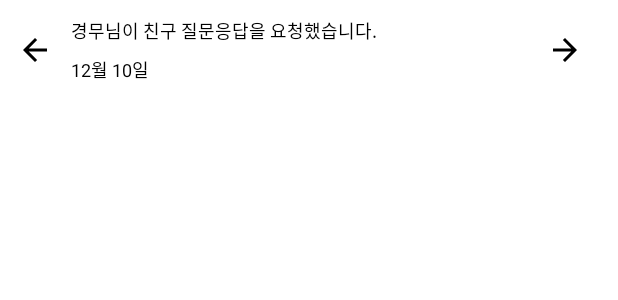
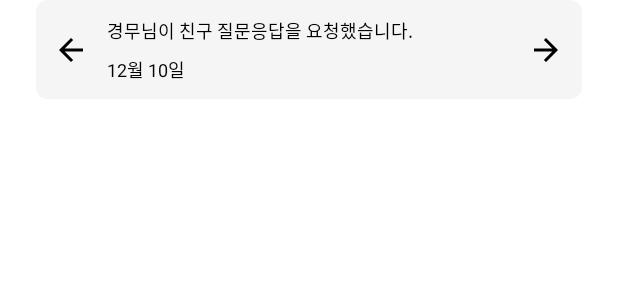
Before and after one commit to mash-up-kr/chinchin-android, an Android app built with Jetpack Compose: the @Preview function ReceiveAlarmItemPreview, on a phone screen of 412 x 824 dp. Shown: the top 300 px of the screen. Run offline under Robolectric (Android 15) with nearby library versions, the phone set to English and light mode, and no system bars; our stand-ins replace constraintlayout-compose.

Commit message:
feat: #11 요청 아이템 디자인 변경
- 아이템 배경 설정
- 뷰들의 간격 수정

```diff
--- a/presenter/src/main/java/com/mashup/presenter/receive_alarm/ReceiveAlarmActivity.kt
+++ b/presenter/src/main/java/com/mashup/presenter/receive_alarm/ReceiveAlarmActivity.kt
@@ -4,8 +4,11 @@ import android.os.Bundle
 import androidx.activity.ComponentActivity
 import androidx.activity.compose.setContent
 import androidx.compose.foundation.layout.Column
+import androidx.compose.foundation.layout.padding
 import androidx.compose.runtime.Composable
+import androidx.compose.ui.Modifier
 import androidx.compose.ui.tooling.preview.Preview
+import androidx.compose.ui.unit.dp
 import com.mashup.presenter.receive_alarm.model.RequestAlarm
 import com.mashup.presenter.ui.receive_alarm.RequestAlarmList
 import com.mashup.presenter.ui.receive_alarm.RequestCountText
@@ -57,7 +60,6 @@ fun ReceiveAlarmScreen(
         }
 
         RequestCountText(requestAlarms.size)
-
-        RequestAlarmList(requestAlarms)
+        RequestAlarmList(requestAlarms, modifier = Modifier.padding(top = 7.dp))
     }
 }
--- a/presenter/src/main/java/com/mashup/presenter/ui/receive_alarm/ReceiveAlarmComponent.kt
+++ b/presenter/src/main/java/com/mashup/presenter/ui/receive_alarm/ReceiveAlarmComponent.kt
@@ -1,9 +1,11 @@
 package com.mashup.presenter.ui.receive_alarm
 
 import androidx.compose.foundation.Image
+import androidx.compose.foundation.background
 import androidx.compose.foundation.layout.*
 import androidx.compose.foundation.lazy.LazyColumn
 import androidx.compose.foundation.lazy.items
+import androidx.compose.foundation.shape.RoundedCornerShape
 import androidx.compose.material.Icon
 import androidx.compose.material.IconButton
 import androidx.compose.material.Text
@@ -13,12 +15,14 @@ import androidx.compose.material.icons.filled.ArrowForward
 import androidx.compose.runtime.Composable
 import androidx.compose.ui.Alignment
 import androidx.compose.ui.Modifier
+import androidx.compose.ui.graphics.Color
 import androidx.compose.ui.tooling.preview.Preview
 import androidx.compose.ui.unit.dp
 import androidx.compose.ui.unit.sp
 import androidx.constraintlayout.compose.ConstraintLayout
 import com.mashup.presenter.receive_alarm.model.RequestAlarm
 import com.mashup.presenter.ui.theme.Black
+import com.mashup.presenter.ui.theme.Gray
 import com.mashup.presenter.ui.theme.Yellow
 
 @Composable
@@ -77,8 +81,11 @@ fun RequestCountText(requestCount: Int) {
 }
 
 @Composable
-fun RequestAlarmList(requestAlarms: List<RequestAlarm>) {
-    LazyColumn {
+fun RequestAlarmList(requestAlarms: List<RequestAlarm>, modifier: Modifier = Modifier) {
+    LazyColumn(
+        verticalArrangement = Arrangement.spacedBy(16.dp),
+        modifier = modifier
+    ) {
         items(requestAlarms) { requestAlarm ->
             ReceiveAlarmItem(
                 userName = requestAlarm.requestUserName,
@@ -106,7 +113,8 @@ fun ReceiveAlarmItem(
         modifier = Modifier
             .fillMaxWidth()
             .height(66.dp)
-            .padding(start = 11.dp, end = 11.dp),
+            .padding(start = 24.dp, end = 24.dp)
+            .background(color = Gray, shape = RoundedCornerShape(8.dp)),
     ) {
         Row(
             modifier = Modifier.constrainAs(createRef()) {
@@ -118,7 +126,9 @@ fun ReceiveAlarmItem(
             Image(
                 imageVector = Icons.Default.ArrowBack,
                 contentDescription = "",
-                modifier = Modifier.align(Alignment.CenterVertically)
+                modifier = Modifier
+                    .align(Alignment.CenterVertically)
+                    .padding(start = 11.dp)
             )
 
             Column(modifier = Modifier.padding(start = 12.dp)) {
--- a/presenter/src/main/java/com/mashup/presenter/ui/theme/Color.kt
+++ b/presenter/src/main/java/com/mashup/presenter/ui/theme/Color.kt
@@ -10,3 +10,4 @@ val Teal200 = Color(0xFF03DAC5)
 /* TODO: 네이밍 규칙 정의 필요 */
 val Black = Color(0xFF000000)
 val Yellow = Color(0xFFFFD056)
+val Gray = Color(0xFFF5F5F5)
```
